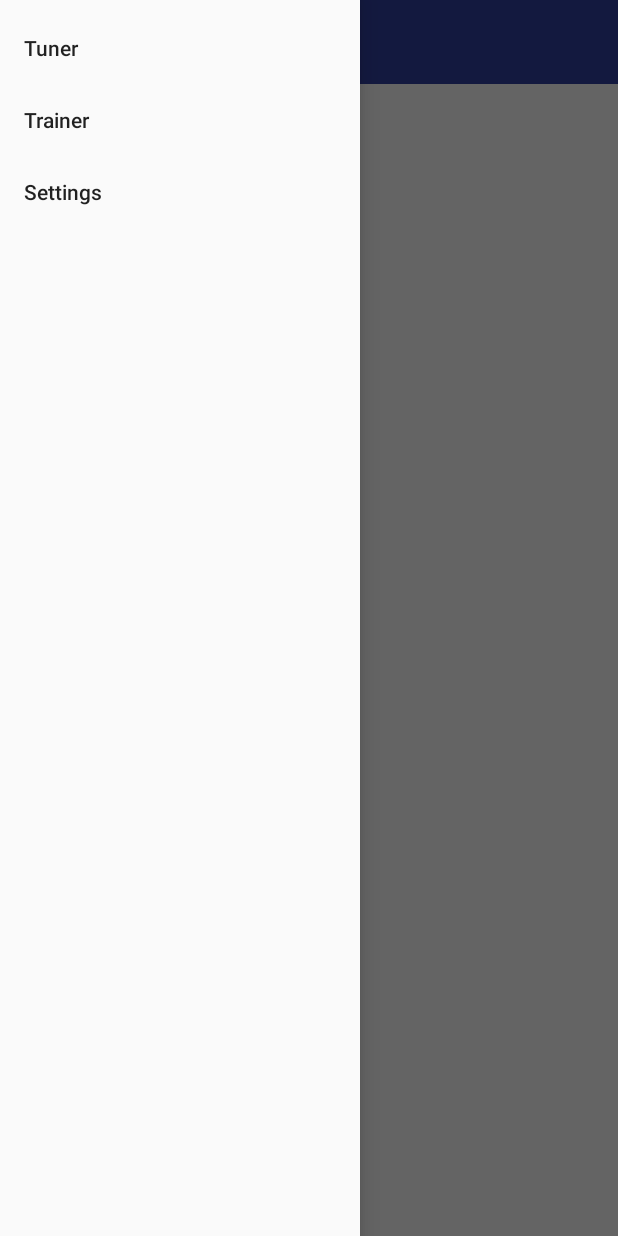
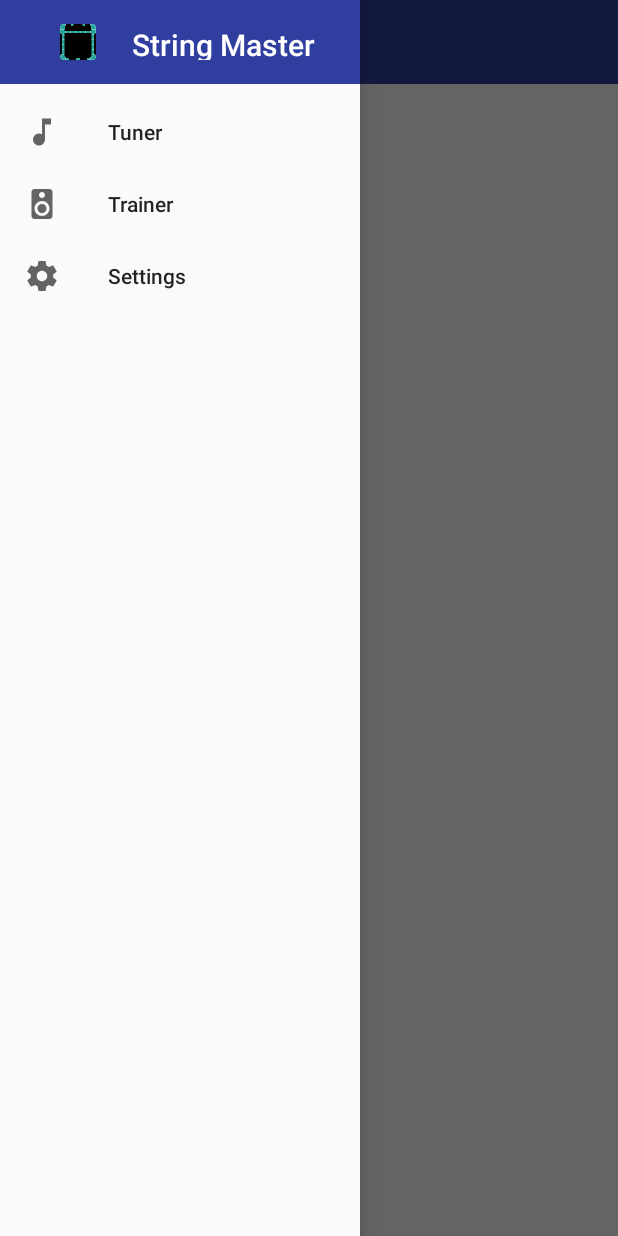
Before and after one commit to cmalnor/string-master, an Android app: the screen it shows after launch (MainActivity), with the side drawer open, on a phone screen of 412 x 824 dp. Run offline under Robolectric (Android 15) with nearby library versions, the phone set to English and light mode, and no system bars.

Commit message:
Add drawer header and icons. Fix settings layout.

```diff
--- a/app/src/main/java/com/example/android/string_master_01/MainActivity.java
+++ b/app/src/main/java/com/example/android/string_master_01/MainActivity.java
@@ -53,6 +53,8 @@ public class MainActivity extends AppCompatActivity {
         nvDrawer = (NavigationView) findViewById(R.id.nvView);
 
         setupDrawerContent(nvDrawer);
+        if(savedInstanceState == null){
+        }
     }
 
     private ActionBarDrawerToggle setupDrawerToggle() {
@@ -79,6 +81,7 @@ public class MainActivity extends AppCompatActivity {
                 new NavigationView.OnNavigationItemSelectedListener() {
                     @Override
                     public boolean onNavigationItemSelected(@NonNull MenuItem item) {
+                        item.setChecked(true);
                         selectDrawerItem(item);
                         return true;
                     }
--- /dev/null
+++ b/app/src/main/res/drawable/ic_launcher_foreground.xml
@@ -0,0 +1,9 @@
+<vector xmlns:android="http://schemas.android.com/apk/res/android"
+        android:width="24dp"
+        android:height="24dp"
+        android:viewportWidth="24.0"
+        android:viewportHeight="24.0">
+    <path
+        android:fillColor="#FF000000"
+        android:pathData="M6,18c0,0.55 0.45,1 1,1h1v3.5c0,0.83 0.67,1.5 1.5,1.5s1.5,-0.67 1.5,-1.5L11,19h2v3.5c0,0.83 0.67,1.5 1.5,1.5s1.5,-0.67 1.5,-1.5L16,19h1c0.55,0 1,-0.45 1,-1L18,8L6,8v10zM3.5,8C2.67,8 2,8.67 2,9.5v7c0,0.83 0.67,1.5 1.5,1.5S5,17.33 5,16.5v-7C5,8.67 4.33,8 3.5,8zM20.5,8c-0.83,0 -1.5,0.67 -1.5,1.5v7c0,0.83 0.67,1.5 1.5,1.5s1.5,-0.67 1.5,-1.5v-7c0,-0.83 -0.67,-1.5 -1.5,-1.5zM15.53,2.16l1.3,-1.3c0.2,-0.2 0.2,-0.51 0,-0.71 -0.2,-0.2 -0.51,-0.2 -0.71,0l-1.48,1.48C13.85,1.23 12.95,1 12,1c-0.96,0 -1.86,0.23 -2.66,0.63L7.85,0.15c-0.2,-0.2 -0.51,-0.2 -0.71,0 -0.2,0.2 -0.2,0.51 0,0.71l1.31,1.31C6.97,3.26 6,5.01 6,7h12c0,-1.99 -0.97,-3.75 -2.47,-4.84zM10,5L9,5L9,4h1v1zM15,5h-1L14,4h1v1z"/>
+</vector>
--- /dev/null
+++ b/app/src/main/res/drawable/ic_music_note_black_24dp.xml
@@ -0,0 +1,9 @@
+<vector xmlns:android="http://schemas.android.com/apk/res/android"
+        android:width="24dp"
+        android:height="24dp"
+        android:viewportWidth="24.0"
+        android:viewportHeight="24.0">
+    <path
+        android:fillColor="#FF000000"
+        android:pathData="M12,3v10.55c-0.59,-0.34 -1.27,-0.55 -2,-0.55 -2.21,0 -4,1.79 -4,4s1.79,4 4,4 4,-1.79 4,-4V7h4V3h-6z"/>
+</vector>
--- /dev/null
+++ b/app/src/main/res/drawable/ic_settings_black_24dp.xml
@@ -0,0 +1,9 @@
+<vector xmlns:android="http://schemas.android.com/apk/res/android"
+        android:width="24dp"
+        android:height="24dp"
+        android:viewportWidth="24.0"
+        android:viewportHeight="24.0">
+    <path
+        android:fillColor="#FF000000"
+        android:pathData="M19.43,12.98c0.04,-0.32 0.07,-0.64 0.07,-0.98s-0.03,-0.66 -0.07,-0.98l2.11,-1.65c0.19,-0.15 0.24,-0.42 0.12,-0.64l-2,-3.46c-0.12,-0.22 -0.39,-0.3 -0.61,-0.22l-2.49,1c-0.52,-0.4 -1.08,-0.73 -1.69,-0.98l-0.38,-2.65C14.46,2.18 14.25,2 14,2h-4c-0.25,0 -0.46,0.18 -0.49,0.42l-0.38,2.65c-0.61,0.25 -1.17,0.59 -1.69,0.98l-2.49,-1c-0.23,-0.09 -0.49,0 -0.61,0.22l-2,3.46c-0.13,0.22 -0.07,0.49 0.12,0.64l2.11,1.65c-0.04,0.32 -0.07,0.65 -0.07,0.98s0.03,0.66 0.07,0.98l-2.11,1.65c-0.19,0.15 -0.24,0.42 -0.12,0.64l2,3.46c0.12,0.22 0.39,0.3 0.61,0.22l2.49,-1c0.52,0.4 1.08,0.73 1.69,0.98l0.38,2.65c0.03,0.24 0.24,0.42 0.49,0.42h4c0.25,0 0.46,-0.18 0.49,-0.42l0.38,-2.65c0.61,-0.25 1.17,-0.59 1.69,-0.98l2.49,1c0.23,0.09 0.49,0 0.61,-0.22l2,-3.46c0.12,-0.22 0.07,-0.49 -0.12,-0.64l-2.11,-1.65zM12,15.5c-1.93,0 -3.5,-1.57 -3.5,-3.5s1.57,-3.5 3.5,-3.5 3.5,1.57 3.5,3.5 -1.57,3.5 -3.5,3.5z"/>
+</vector>
--- /dev/null
+++ b/app/src/main/res/drawable/ic_speaker_black_24dp.xml
@@ -0,0 +1,9 @@
+<vector xmlns:android="http://schemas.android.com/apk/res/android"
+        android:width="24dp"
+        android:height="24dp"
+        android:viewportWidth="24.0"
+        android:viewportHeight="24.0">
+    <path
+        android:fillColor="#FF000000"
+        android:pathData="M17,2L7,2c-1.1,0 -2,0.9 -2,2v16c0,1.1 0.9,1.99 2,1.99L17,22c1.1,0 2,-0.9 2,-2L19,4c0,-1.1 -0.9,-2 -2,-2zM12,4c1.1,0 2,0.9 2,2s-0.9,2 -2,2c-1.11,0 -2,-0.9 -2,-2s0.89,-2 2,-2zM12,20c-2.76,0 -5,-2.24 -5,-5s2.24,-5 5,-5 5,2.24 5,5 -2.24,5 -5,5zM12,12c-1.66,0 -3,1.34 -3,3s1.34,3 3,3 3,-1.34 3,-3 -1.34,-3 -3,-3z"/>
+</vector>
--- a/app/src/main/res/layout/activity_main.xml
+++ b/app/src/main/res/layout/activity_main.xml
@@ -25,5 +25,6 @@
         android:layout_height="match_parent"
         android:layout_gravity="start"
         android:id="@+id/nvView"
-        app:menu="@menu/drawer_view"/>
+        app:menu="@menu/drawer_view"
+        app:headerLayout="@layout/nav_header"/>
 </android.support.v4.widget.DrawerLayout>
--- /dev/null
+++ b/app/src/main/res/layout/nav_header.xml
@@ -0,0 +1,17 @@
+<?xml version="1.0" encoding="utf-8"?>
+<LinearLayout xmlns:android="http://schemas.android.com/apk/res/android"
+    android:orientation="horizontal" android:layout_width="match_parent"
+    android:layout_height="?attr/actionBarSize"
+    android:background="?attr/colorPrimaryDark"
+    android:padding="16dp"
+    android:theme="@style/ThemeOverlay.AppCompat.Dark">
+    <ImageView
+        android:layout_width="wrap_content"
+        android:layout_height="match_parent"
+        android:src="@mipmap/ic_launcher"/>
+    <TextView
+        android:layout_width="match_parent"
+        android:layout_height="match_parent"
+        android:text="@string/app_name"
+        android:textAppearance="@style/TextAppearance.AppCompat.Title"/>
+</LinearLayout>
--- a/app/src/main/res/menu/drawer_view.xml
+++ b/app/src/main/res/menu/drawer_view.xml
@@ -6,14 +6,17 @@
         <item
             android:id="@+id/nav_tuner"
             android:title="Tuner"
+            android:icon="@drawable/ic_music_note_black_24dp"
             />
         <item
             android:id="@+id/nav_trainer"
             android:title="Trainer"
+            android:icon="@drawable/ic_speaker_black_24dp"
             />
         <item
             android:id="@+id/nav_settings"
             android:title="Settings"
+            android:icon="@drawable/ic_settings_black_24dp"
             />
     </group>
 </menu>
--- a/app/src/main/res/values/strings.xml
+++ b/app/src/main/res/values/strings.xml
@@ -1,5 +1,5 @@
 <resources>
-    <string name="app_name">String_Master_0.1</string>
+    <string name="app_name">String Master</string>
     <string name="drawer_open">Open navigation drawer</string>
     <string name="drawer_close">Close navigation drawer</string>
     <string-array name="strings">
```
Also changed, not shown: app/src/main/res/drawable-v24/ic_launcher_foreground.xml (deleted, +0 -34 lines), app/src/main/res/drawable/ic_guitar_acoustic.xml (added, +8 -0 lines), app/src/main/res/layout/settings_layout.xml (+8 -0 lines).
